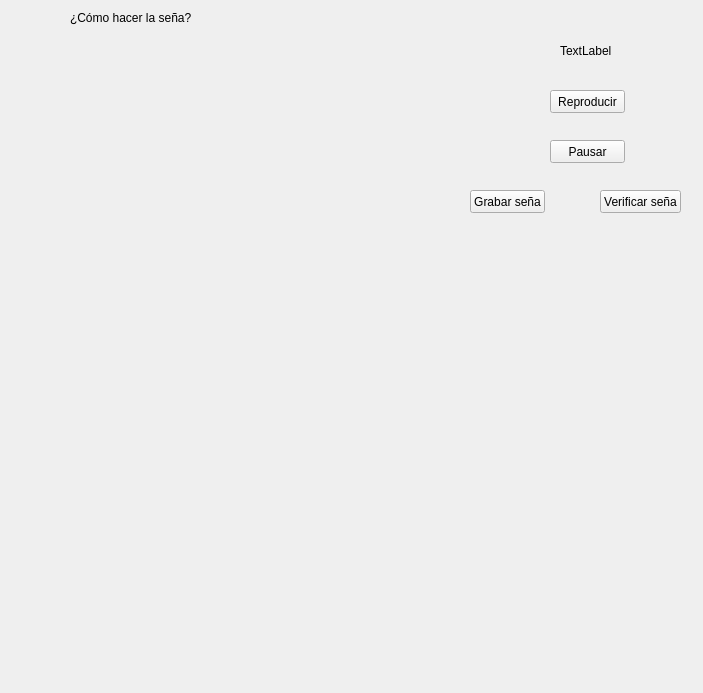
lulacuna16/TT-2021-A004, file interfacesGraficas/IG5.ui: the form before one commit.
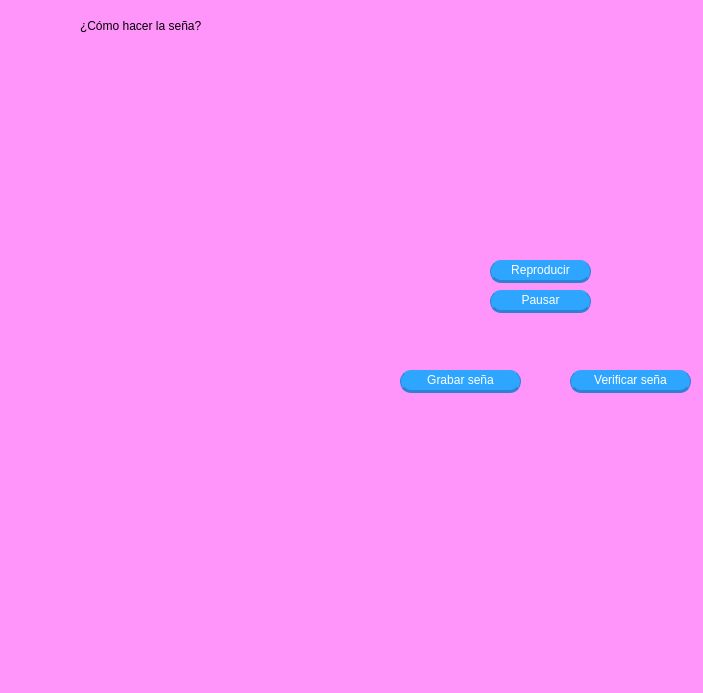
The form after the commit.

The edit to the form file:
```diff
--- a/interfacesGraficas/IG5.ui
+++ b/interfacesGraficas/IG5.ui
@@ -13,24 +13,15 @@
   <property name="windowTitle">
    <string>Form</string>
   </property>
-  <widget class="QLabel" name="nombreSena">
-   <property name="geometry">
-    <rect>
-     <x>560</x>
-     <y>40</y>
-     <width>71</width>
-     <height>21</height>
-    </rect>
-   </property>
-   <property name="text">
-    <string>TextLabel</string>
-   </property>
-  </widget>
+  <property name="styleSheet">
+   <string notr="true">	background-color: rgb(255, 149, 250);
+</string>
+  </property>
   <widget class="QWidget" name="widgetVideoTutorial" native="true">
    <property name="geometry">
     <rect>
      <x>30</x>
-     <y>30</y>
+     <y>50</y>
      <width>352</width>
      <height>640</height>
     </rect>
@@ -39,12 +30,37 @@
   <widget class="QPushButton" name="botonReproducir">
    <property name="geometry">
     <rect>
-     <x>550</x>
-     <y>90</y>
-     <width>75</width>
+     <x>490</x>
+     <y>260</y>
+     <width>101</width>
      <height>23</height>
     </rect>
    </property>
+   <property name="styleSheet">
+    <string notr="true">QPushButton{
+color: rgb(255, 255, 255);
+	background-color: rgb(46, 165, 255);
+	font: 12pt &quot;Segoe Print&quot;;
+	border-radius: 11px;
+	border:none;
+	border-left: 1px solid rgb(44, 131, 212);
+	border-right: 1px solid rgb(44, 131, 212);
+	border-bottom: 3px solid rgb(44, 131, 212);
+}
+QPushButton:hover{
+	background-color: rgb(14, 235, 255);
+	border-left: 1px solid rgb(44, 131, 212);
+	border-right: 1px solid rgb(44, 131, 212);
+	border-bottom: 3px solid rgb(44, 131, 212);
+}
+QPushButton:pressed{
+	background-color: rgb(40, 170, 221);
+	border-left: 1px solid rgb(44, 131, 212);
+	border-right: 1px solid rgb(44, 131, 212);
+	border-top: 3px solid rgb(44, 131, 212);
+	border-bottomr: none;
+}</string>
+   </property>
    <property name="text">
     <string>Reproducir</string>
    </property>
@@ -52,12 +68,37 @@
   <widget class="QPushButton" name="botonPausar">
    <property name="geometry">
     <rect>
-     <x>550</x>
-     <y>140</y>
-     <width>75</width>
+     <x>490</x>
+     <y>290</y>
+     <width>101</width>
      <height>23</height>
     </rect>
    </property>
+   <property name="styleSheet">
+    <string notr="true">QPushButton{
+color: rgb(255, 255, 255);
+	background-color: rgb(46, 165, 255);
+	font: 12pt &quot;Segoe Print&quot;;
+	border-radius: 11px;
+	border:none;
+	border-left: 1px solid rgb(44, 131, 212);
+	border-right: 1px solid rgb(44, 131, 212);
+	border-bottom: 3px solid rgb(44, 131, 212);
+}
+QPushButton:hover{
+	background-color: rgb(14, 235, 255);
+	border-left: 1px solid rgb(44, 131, 212);
+	border-right: 1px solid rgb(44, 131, 212);
+	border-bottom: 3px solid rgb(44, 131, 212);
+}
+QPushButton:pressed{
+	background-color: rgb(40, 170, 221);
+	border-left: 1px solid rgb(44, 131, 212);
+	border-right: 1px solid rgb(44, 131, 212);
+	border-top: 3px solid rgb(44, 131, 212);
+	border-bottomr: none;
+}</string>
+   </property>
    <property name="text">
     <string>Pausar</string>
    </property>
@@ -65,38 +106,75 @@
   <widget class="QPushButton" name="botonVerificar">
    <property name="geometry">
     <rect>
-     <x>600</x>
-     <y>190</y>
-     <width>81</width>
+     <x>570</x>
+     <y>370</y>
+     <width>121</width>
      <height>23</height>
     </rect>
    </property>
+   <property name="styleSheet">
+    <string notr="true">QPushButton{
+color: rgb(255, 255, 255);
+	background-color: rgb(46, 165, 255);
+	font: 12pt &quot;Segoe Print&quot;;
+	border-radius: 11px;
+	border:none;
+	border-left: 1px solid rgb(44, 131, 212);
+	border-right: 1px solid rgb(44, 131, 212);
+	border-bottom: 3px solid rgb(44, 131, 212);
+}
+QPushButton:hover{
+	background-color: rgb(14, 235, 255);
+	border-left: 1px solid rgb(44, 131, 212);
+	border-right: 1px solid rgb(44, 131, 212);
+	border-bottom: 3px solid rgb(44, 131, 212);
+}
+QPushButton:pressed{
+	background-color: rgb(40, 170, 221);
+	border-left: 1px solid rgb(44, 131, 212);
+	border-right: 1px solid rgb(44, 131, 212);
+	border-top: 3px solid rgb(44, 131, 212);
+	border-bottomr: none;
+}</string>
+   </property>
    <property name="text">
     <string>Verificar seña</string>
    </property>
   </widget>
-  <widget class="QLabel" name="labelResultado">
-   <property name="geometry">
-    <rect>
-     <x>470</x>
-     <y>250</y>
-     <width>221</width>
-     <height>131</height>
-    </rect>
-   </property>
-   <property name="text">
-    <string/>
-   </property>
-  </widget>
   <widget class="QPushButton" name="botonGrabar">
    <property name="geometry">
     <rect>
-     <x>470</x>
-     <y>190</y>
-     <width>75</width>
+     <x>400</x>
+     <y>370</y>
+     <width>121</width>
      <height>23</height>
     </rect>
    </property>
+   <property name="styleSheet">
+    <string notr="true">QPushButton{
+color: rgb(255, 255, 255);
+	background-color: rgb(46, 165, 255);
+	font: 12pt &quot;Segoe Print&quot;;
+	border-radius: 11px;
+	border:none;
+	border-left: 1px solid rgb(44, 131, 212);
+	border-right: 1px solid rgb(44, 131, 212);
+	border-bottom: 3px solid rgb(44, 131, 212);
+}
+QPushButton:hover{
+	background-color: rgb(14, 235, 255);
+	border-left: 1px solid rgb(44, 131, 212);
+	border-right: 1px solid rgb(44, 131, 212);
+	border-bottom: 3px solid rgb(44, 131, 212);
+}
+QPushButton:pressed{
+	background-color: rgb(40, 170, 221);
+	border-left: 1px solid rgb(44, 131, 212);
+	border-right: 1px solid rgb(44, 131, 212);
+	border-top: 3px solid rgb(44, 131, 212);
+	border-bottomr: none;
+}</string>
+   </property>
    <property name="text">
     <string>Grabar seña</string>
    </property>
@@ -104,12 +182,15 @@
   <widget class="QLabel" name="labelTutorial">
    <property name="geometry">
     <rect>
-     <x>70</x>
+     <x>80</x>
      <y>10</y>
-     <width>121</width>
-     <height>16</height>
+     <width>241</width>
+     <height>31</height>
     </rect>
    </property>
+   <property name="styleSheet">
+    <string notr="true">font: 16pt &quot;Segoe Print&quot;;</string>
+   </property>
    <property name="text">
     <string>¿Cómo hacer la seña?</string>
    </property>
```
